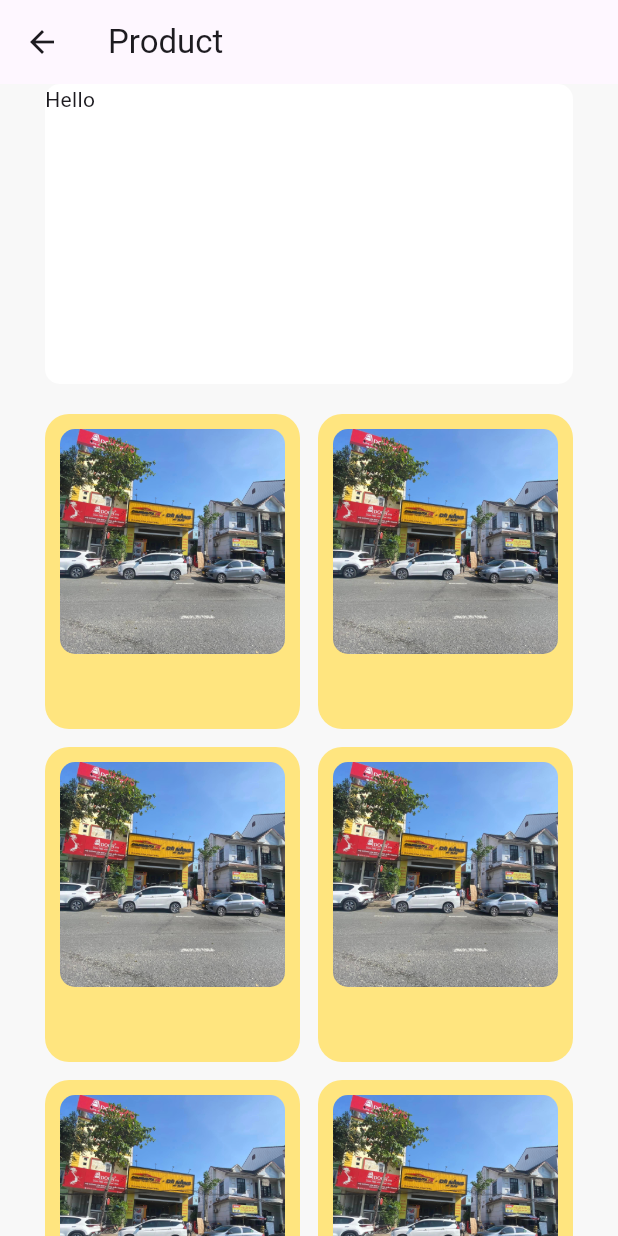
After one commit to huynhngochiu0201/Car_flutter, a Flutter app: the ProductCart screen opened directly, on a phone screen of 412 x 824 dp. The commit adds this screen. Run offline on Flutter 3.47's test engine with Material 3 defaults, Android fonts, the phone set to English and light mode, and no system bars; our stand-ins replace flutter_slider_drawer, flutter_svg, pin_code_fields, shared_preferences; accounts and stored records are empty.

Commit message:
add product cart

```diff
--- /dev/null
+++ b/lib/manage/user/models/product_model.dart
@@ -0,0 +1,58 @@
+import 'package:car_flutter/manage/user/models/user_model.dart';
+
+class ProductModel {
+  String? title = '';
+  String? nameProduct = '';
+  double? price = 0;
+  double? quantity = 0;
+  bool? status = true;
+  String? image;
+  UserModel? user;
+
+  ProductModel();
+}
+
+List<ProductModel> product = [
+  ProductModel()
+    ..title = ''
+    ..nameProduct = ''
+    ..price = 10.0
+    ..quantity = 10.0
+    ..status = true
+    ..image = 'assets/images/chungaotu.jpg',
+  ProductModel()
+    ..title = ''
+    ..nameProduct = ''
+    ..price = 10.0
+    ..quantity = 10.0
+    ..status = true
+    ..image = 'assets/images/chungaotu.jpg',
+  ProductModel()
+    ..title = ''
+    ..nameProduct = ''
+    ..price = 10.0
+    ..quantity = 10.0
+    ..status = true
+    ..image = 'assets/images/chungaotu.jpg',
+  ProductModel()
+    ..title = ''
+    ..nameProduct = ''
+    ..price = 10.0
+    ..quantity = 10.0
+    ..status = true
+    ..image = 'assets/images/chungaotu.jpg',
+  ProductModel()
+    ..title = ''
+    ..nameProduct = ''
+    ..price = 10.0
+    ..quantity = 10.0
+    ..status = true
+    ..image = 'assets/images/chungaotu.jpg',
+  ProductModel()
+    ..title = ''
+    ..nameProduct = ''
+    ..price = 10.0
+    ..quantity = 10.0
+    ..status = true
+    ..image = 'assets/images/chungaotu.jpg',
+];
--- a/lib/manage/user/pages/home/home_page.dart
+++ b/lib/manage/user/pages/home/home_page.dart
@@ -1,5 +1,7 @@
 import 'package:car_flutter/manage/user/models/post_user_model.dart';
+import 'package:car_flutter/manage/user/pages/product/product.dart';
 import 'package:flutter/material.dart';
+import 'package:flutter/widgets.dart';
 import 'package:flutter_svg/svg.dart';
 
 class HomePage extends StatefulWidget {
@@ -66,7 +68,15 @@ class _HomePageState extends State<HomePage>
                         padding: const EdgeInsets.symmetric(horizontal: 20.0),
                         child: Column(
                           children: [
-                            Row(
+                            GestureDetector(
+                              onTap: () {
+                                Navigator.push(
+                                    context,
+                                    MaterialPageRoute(
+                                        builder: (context) =>
+                                            const ProductCart()));
+                              },
+                              child: Row(
                                 children: [
                                   CircleAvatar(
                                     radius: 25,
@@ -75,7 +85,8 @@ class _HomePageState extends State<HomePage>
                                   ),
                                   const SizedBox(width: 10.0),
                                   Column(
-                                  crossAxisAlignment: CrossAxisAlignment.start,
+                                    crossAxisAlignment:
+                                        CrossAxisAlignment.start,
                                     children: [
                                       Text(
                                         post.user?.name ?? '',
@@ -98,6 +109,7 @@ class _HomePageState extends State<HomePage>
                                     ],
                                   ),
                                 ],
+                              ),
                             ),
                             const Divider(
                                 thickness: 1, color: Color(0xFFEBEDEF)),
--- /dev/null
+++ b/lib/manage/user/pages/product/product.dart
@@ -0,0 +1,76 @@
+import 'package:car_flutter/manage/user/models/product_model.dart';
+
+import 'package:flutter/material.dart';
+
+class ProductCart extends StatelessWidget {
+  const ProductCart({super.key});
+
+  @override
+  Widget build(BuildContext context) {
+    return Scaffold(
+      appBar: AppBar(
+        title: const Text('Product'),
+      ),
+      backgroundColor: const Color.fromARGB(31, 199, 196, 196),
+      body: SingleChildScrollView(
+        child: Padding(
+          padding: const EdgeInsets.symmetric(horizontal: 30.0),
+          child: Column(
+            children: [
+              GestureDetector(
+                onTap: () {},
+                child: Container(
+                  decoration: const BoxDecoration(
+                      borderRadius: BorderRadius.all(Radius.circular(10.0)),
+                      color: Colors.white),
+                  height: 200.0,
+                  width: double.infinity,
+                  child: const Text('Hello'),
+                ),
+              ),
+              const SizedBox(height: 20.0),
+              GridView.builder(
+                physics: const NeverScrollableScrollPhysics(),
+                shrinkWrap: true,
+                gridDelegate: const SliverGridDelegateWithFixedCrossAxisCount(
+                  crossAxisCount: 2,
+                  crossAxisSpacing: 12.0,
+                  mainAxisSpacing: 12.0,
+                  mainAxisExtent: 210,
+                ),
+                itemBuilder: (_, index) {
+                  final productItem = product[index];
+                  return Container(
+                    decoration: BoxDecoration(
+                      borderRadius: BorderRadius.circular(
+                        16.0,
+                      ),
+                      color: Colors.amberAccent.shade100,
+                    ),
+                    child: Column(
+                      children: [
+                        Padding(
+                          padding: const EdgeInsets.all(10.0),
+                          child: ClipRRect(
+                            borderRadius: BorderRadius.circular(10.0),
+                            child: Image.asset(
+                              productItem.image ?? '',
+                              height: 150,
+                              width: double.infinity,
+                              fit: BoxFit.cover,
+                            ),
+                          ),
+                        )
+                      ],
+                    ),
+                  );
+                },
+                itemCount: product.length,
+              ),
+            ],
+          ),
+        ),
+      ),
+    );
+  }
+}
```
Lines whose indentation alone changed are shown as unchanged.
